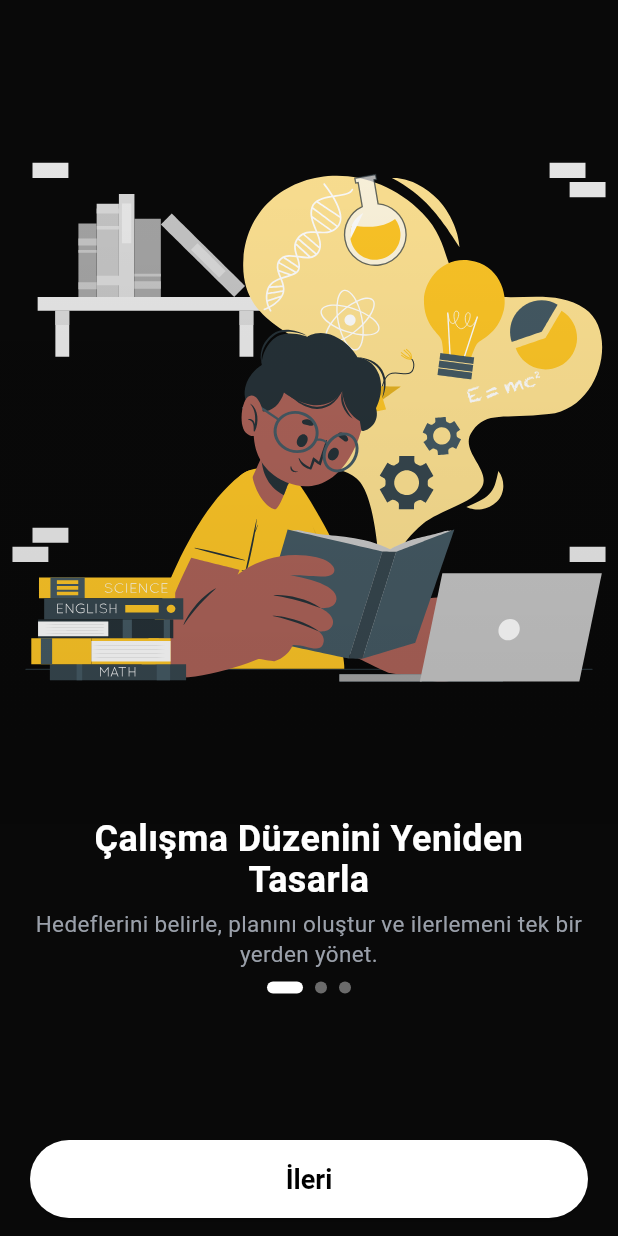
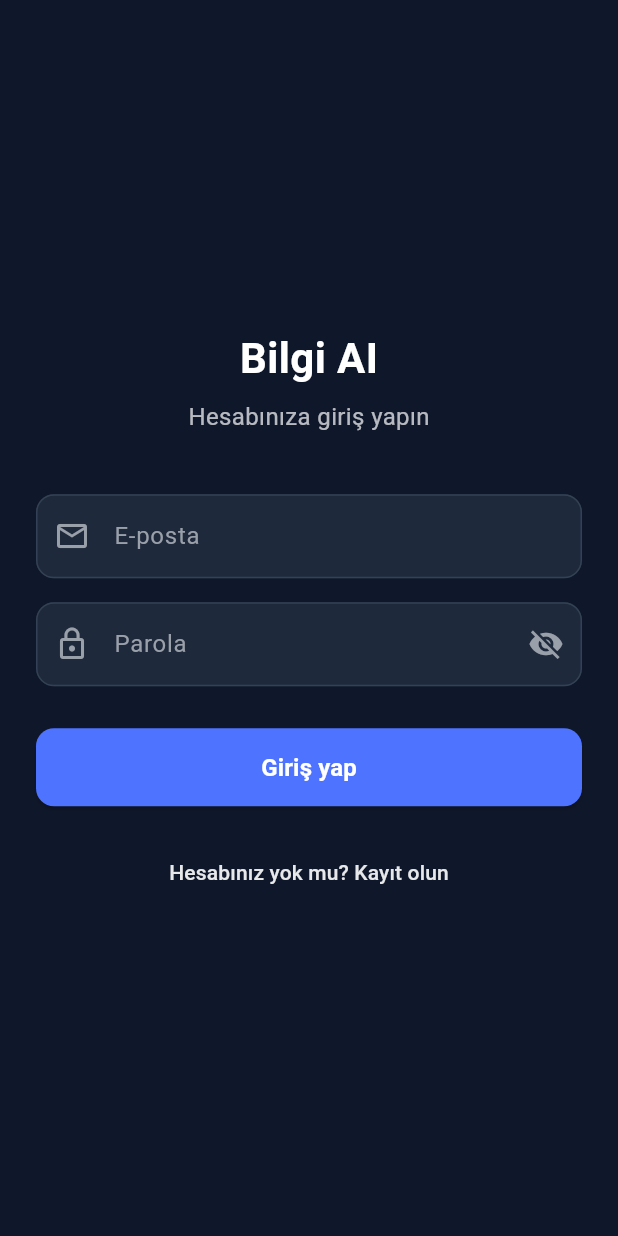
Before and after one commit to drlmhmt/ogrenci_asistani_ai, a Flutter app: the screen it shows after launch, on a phone screen of 412 x 824 dp. Run offline on Flutter 3.47's test engine with Material 3 defaults, Android fonts, the phone set to English and light mode, and no system bars; our stand-ins replace cloud_firestore, firebase_auth, firebase_core, lottie; accounts and stored records are empty.

Commit message:
Firebase, login/register, ana ekran ve config dosyaları eklendi

```diff
--- a/lib/screens/launch_screen.dart
+++ b/lib/screens/launch_screen.dart
@@ -1,6 +1,6 @@
 import 'package:flutter/material.dart';
 
-import 'onboarding_screen.dart';
+import 'login_page.dart';
 
 class LaunchScreen extends StatefulWidget {
   const LaunchScreen({super.key});
@@ -17,7 +17,7 @@ class _LaunchScreenState extends State<LaunchScreen> {
       if (!mounted) return;
       Navigator.pushReplacement(
         context,
-        MaterialPageRoute(builder: (context) => const OnboardingScreen()),
+        MaterialPageRoute(builder: (context) => const LoginPage()),
       );
     });
   }
--- /dev/null
+++ b/lib/screens/login_page.dart
@@ -0,0 +1,195 @@
+import 'package:firebase_auth/firebase_auth.dart';
+import 'package:flutter/material.dart';
+
+import '../services/auth_service.dart';
+import 'ana_ekran.dart';
+import 'register_page.dart';
+
+class LoginPage extends StatefulWidget {
+  const LoginPage({super.key});
+
+  @override
+  State<LoginPage> createState() => _LoginPageState();
+}
+
+class _LoginPageState extends State<LoginPage> {
+  final _formKey = GlobalKey<FormState>();
+  final _emailController = TextEditingController();
+  final _passwordController = TextEditingController();
+  final _authService = AuthService();
+
+  bool _isLoading = false;
+  bool _obscurePassword = true;
+
+  @override
+  void dispose() {
+    _emailController.dispose();
+    _passwordController.dispose();
+    super.dispose();
+  }
+
+  Future<void> _login() async {
+    if (!_formKey.currentState!.validate()) return;
+    setState(() => _isLoading = true);
+    try {
+      await _authService.signInWithEmailPassword(
+        email: _emailController.text,
+        password: _passwordController.text,
+      );
+      if (!mounted) return;
+      Navigator.pushReplacement(
+        context,
+        MaterialPageRoute(builder: (context) => const AnaEkran()),
+      );
+    } on FirebaseAuthException catch (e) {
+      if (!mounted) return;
+      String message = 'Giriş yapılamadı.';
+      switch (e.code) {
+        case 'user-not-found':
+        case 'invalid-credential':
+          message = 'E-posta veya parola hatalı.';
+          break;
+        case 'invalid-email':
+          message = 'Geçersiz e-posta adresi.';
+          break;
+        case 'user-disabled':
+          message = 'Bu hesap devre dışı.';
+          break;
+      }
+      ScaffoldMessenger.of(context).showSnackBar(
+        SnackBar(content: Text(message), backgroundColor: Colors.red.shade700),
+      );
+    } finally {
+      if (mounted) setState(() => _isLoading = false);
+    }
+  }
+
+  @override
+  Widget build(BuildContext context) {
+    return Scaffold(
+      backgroundColor: const Color(0xFF0F172A),
+      body: SafeArea(
+        child: Center(
+          child: SingleChildScrollView(
+            padding: const EdgeInsets.symmetric(horizontal: 24),
+            child: Form(
+              key: _formKey,
+              child: Column(
+                mainAxisAlignment: MainAxisAlignment.center,
+                children: [
+                  const Text(
+                    'Bilgi AI',
+                    style: TextStyle(
+                      color: Colors.white,
+                      fontSize: 28,
+                      fontWeight: FontWeight.bold,
+                    ),
+                  ),
+                  const SizedBox(height: 8),
+                  Text(
+                    'Hesabınıza giriş yapın',
+                    style: TextStyle(
+                      color: Colors.white.withValues(alpha: 0.7),
+                      fontSize: 16,
+                    ),
+                  ),
+                  const SizedBox(height: 40),
+                  TextFormField(
+                    controller: _emailController,
+                    keyboardType: TextInputType.emailAddress,
+                    decoration: InputDecoration(
+                      labelText: 'E-posta',
+                      labelStyle: const TextStyle(color: Color(0xFF9AA0AA)),
+                      filled: true,
+                      fillColor: const Color(0xFF1E293B),
+                      border: OutlineInputBorder(
+                        borderRadius: BorderRadius.circular(12),
+                      ),
+                      enabledBorder: OutlineInputBorder(
+                        borderRadius: BorderRadius.circular(12),
+                        borderSide: const BorderSide(color: Color(0xFF334155)),
+                      ),
+                      prefixIcon: const Icon(Icons.email_outlined, color: Color(0xFF9AA0AA)),
+                    ),
+                    style: const TextStyle(color: Colors.white),
+                    validator: (v) {
+                      if (v == null || v.trim().isEmpty) return 'E-posta girin.';
+                      if (!v.contains('@')) return 'Geçerli bir e-posta girin.';
+                      return null;
+                    },
+                  ),
+                  const SizedBox(height: 16),
+                  TextFormField(
+                    controller: _passwordController,
+                    obscureText: _obscurePassword,
+                    decoration: InputDecoration(
+                      labelText: 'Parola',
+                      labelStyle: const TextStyle(color: Color(0xFF9AA0AA)),
+                      filled: true,
+                      fillColor: const Color(0xFF1E293B),
+                      border: OutlineInputBorder(
+                        borderRadius: BorderRadius.circular(12),
+                      ),
+                      enabledBorder: OutlineInputBorder(
+                        borderRadius: BorderRadius.circular(12),
+                        borderSide: const BorderSide(color: Color(0xFF334155)),
+                      ),
+                      prefixIcon: const Icon(Icons.lock_outline, color: Color(0xFF9AA0AA)),
+                      suffixIcon: IconButton(
+                        icon: Icon(
+                          _obscurePassword ? Icons.visibility_off : Icons.visibility,
+                          color: const Color(0xFF9AA0AA),
+                        ),
+                        onPressed: () => setState(() => _obscurePassword = !_obscurePassword),
+                      ),
+                    ),
+                    style: const TextStyle(color: Colors.white),
+                    validator: (v) {
+                      if (v == null || v.isEmpty) return 'Parola girin.';
+                      return null;
+                    },
+                  ),
+                  const SizedBox(height: 28),
+                  SizedBox(
+                    width: double.infinity,
+                    height: 52,
+                    child: ElevatedButton(
+                      onPressed: _isLoading ? null : _login,
+                      style: ElevatedButton.styleFrom(
+                        backgroundColor: const Color(0xFF4E73FF),
+                        foregroundColor: Colors.white,
+                        shape: RoundedRectangleBorder(
+                          borderRadius: BorderRadius.circular(12),
+                        ),
+                      ),
+                      child: _isLoading
+                          ? const SizedBox(
+                              height: 24,
+                              width: 24,
+                              child: CircularProgressIndicator(strokeWidth: 2, color: Colors.white),
+                            )
+                          : const Text('Giriş yap', style: TextStyle(fontSize: 16, fontWeight: FontWeight.w600)),
+                    ),
+                  ),
+                  const SizedBox(height: 20),
+                  TextButton(
+                    onPressed: () {
+                      Navigator.push(
+                        context,
+                        MaterialPageRoute(builder: (context) => const RegisterPage()),
+                      );
+                    },
+                    child: Text(
+                      'Hesabınız yok mu? Kayıt olun',
+                      style: TextStyle(color: Colors.white.withValues(alpha: 0.9), fontSize: 14),
+                    ),
+                  ),
+                ],
+              ),
+            ),
+          ),
+        ),
+      ),
+    );
+  }
+}
--- a/pubspec.yaml
+++ b/pubspec.yaml
@@ -12,6 +12,9 @@ dependencies:
     sdk: flutter
   cupertino_icons: ^1.0.8
   lottie: ^3.3.2
+  firebase_core: ^3.8.1
+  cloud_firestore: ^5.6.0
+  firebase_auth: ^5.3.4
 
 dev_dependencies:
   flutter_test:
```
Also changed, not shown: lib/main.dart (+6 -1 lines), lib/screens/register_page.dart (added, +232 -0 lines), lib/services/auth_service.dart (added, +76 -0 lines), pubspec.lock, 8 other files.
